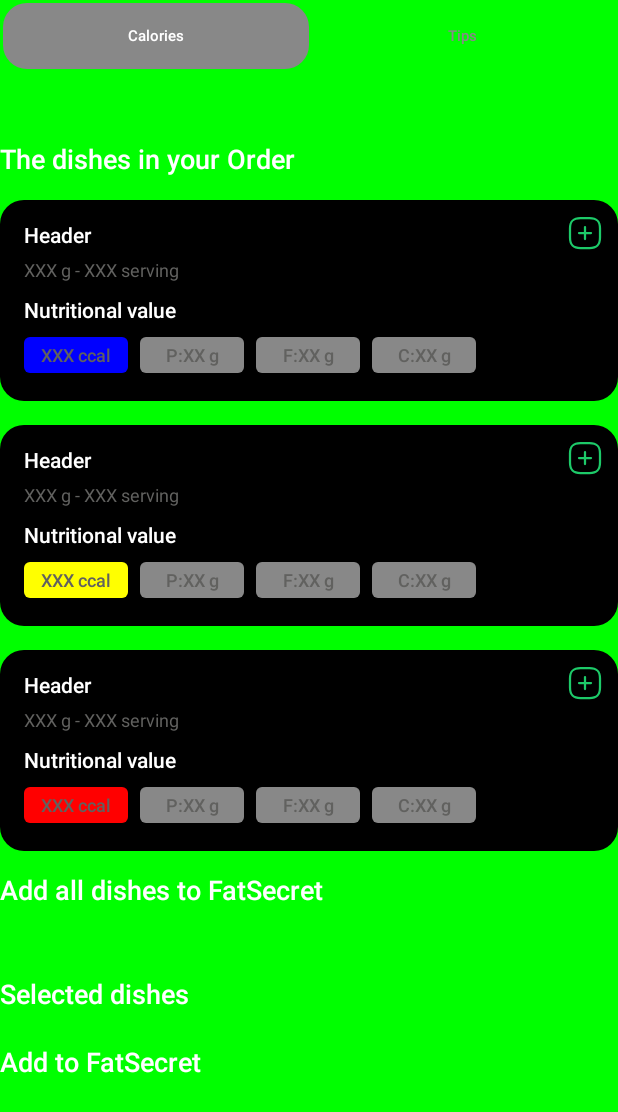
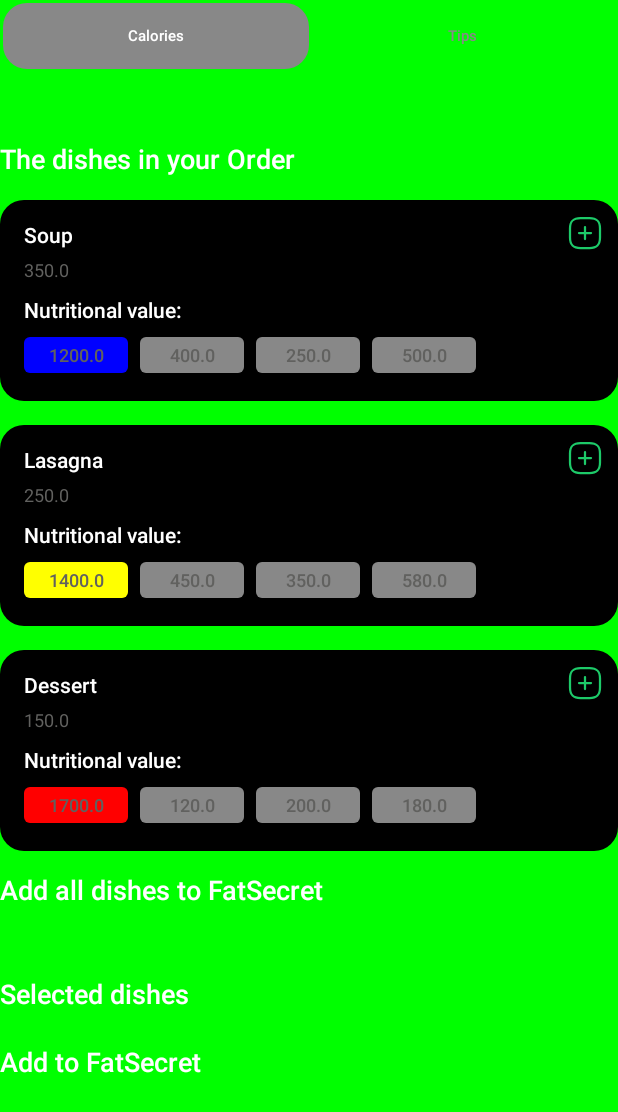
Before and after one commit to Vasya-Korzun/TestFigma, an Android app built with Jetpack Compose: the screen it shows after launch (MainActivity), on a phone screen of 412 x 824 dp. Shown: the top 1112 px of the screen. Run offline under Robolectric (Android 15) with nearby library versions, the phone set to English and light mode, and no system bars.

Commit message:
Second version

```diff
--- a/app/src/main/java/com/example/testfigma1/MainActivity.kt
+++ b/app/src/main/java/com/example/testfigma1/MainActivity.kt
@@ -32,9 +32,12 @@ import androidx.compose.ui.Alignment
 import androidx.compose.ui.Modifier
 import androidx.compose.ui.graphics.Color
 import androidx.compose.ui.graphics.Color.Companion.Black
+import androidx.compose.ui.graphics.Color.Companion.Blue
 import androidx.compose.ui.graphics.Color.Companion.Gray
 import androidx.compose.ui.graphics.Color.Companion.Green
+import androidx.compose.ui.graphics.Color.Companion.Red
 import androidx.compose.ui.graphics.Color.Companion.White
+import androidx.compose.ui.graphics.Color.Companion.Yellow
 import androidx.compose.ui.res.painterResource
 import androidx.compose.ui.text.TextStyle
 import androidx.compose.ui.text.font.FontWeight
@@ -95,8 +98,6 @@ class MainActivity : ComponentActivity() {
 }
 
 
-data class Order(val colorElement: Color)
-
 @Composable
 fun Screen(
     innerPadding: PaddingValues,
@@ -129,7 +130,7 @@ fun Screen(
         }
         itemsIndexed(viewState.fullListDishes) { index, dish ->
             TheDishesInYourOrder(
-                modifierColor = dish.colorElement,
+                order = dish,
                 onClick = { dispatch(MainIntent.Add(index)) }
             )
             Spacer(modifier = Modifier.height(16.dp))
@@ -158,7 +159,7 @@ fun Screen(
         }
         itemsIndexed(viewState.selectedDishes) { index, dish ->
             SelectDishes(
-                modifierColor = dish.colorElement,
+                order = dish,
                 onClick = { dispatch(MainIntent.Remove(index)) }
             )
             Spacer(modifier = Modifier.height(8.dp))
@@ -178,11 +179,8 @@ fun Screen(
 }
 
 
-//@Composable
-//fun SelectElement(viewState: MainState, dispatch: (MainIntent) -> Unit) { //TODO изменить
-
 @Composable
-fun SelectElement(selection: Selection, onClick: (s: Selection) -> Unit) { //TODO изменить
+fun SelectElement(selection: Selection, onClick: (section: Selection) -> Unit) {
 
     Row(
         modifier = Modifier
@@ -199,7 +197,6 @@ fun SelectElement(selection: Selection, onClick: (s: Selection) -> Unit) { //TOD
                 )
                 .weight(0.5f)
                 .fillMaxHeight()
-//                .clickable { dispatch(MainIntent.ChangeSelectSection(Selection.Calories)) },
                 .clickable { onClick(Selection.Calories) },
             contentAlignment = Alignment.Center
         ) {
@@ -215,19 +212,18 @@ fun SelectElement(selection: Selection, onClick: (s: Selection) -> Unit) { //TOD
         Box(
             modifier = Modifier
                 .background(
-                    color = if (selection == Selection.Tip) Gray else Color.Transparent,
+                    color = if (selection == Selection.Tips) Gray else Color.Transparent,
                     shape = RoundedCornerShape(12.dp)
                 )
                 .weight(0.5f)
                 .fillMaxHeight()
-//                .clickable { dispatch(MainIntent.ChangeSelectSection(Selection.Tip)) },
-                .clickable { onClick(Selection.Tip) },
+                .clickable { onClick(Selection.Tips) },
             contentAlignment = Alignment.Center
         ) {
             Text(
                 text = "Tips",
                 style = TextStyle(
-                    color = if (selection == Selection.Tip) White else Gray,
+                    color = if (selection == Selection.Tips) White else Gray,
                     fontSize = 10.sp,
                     fontWeight = FontWeight(600)
                 ),
@@ -240,7 +236,7 @@ fun SelectElement(selection: Selection, onClick: (s: Selection) -> Unit) { //TOD
 
 @Composable
 fun TheDishesInYourOrder(
-    modifierColor: Color,
+    order: Order,
     onClick: () -> Unit
 ) {
 
@@ -259,7 +255,7 @@ fun TheDishesInYourOrder(
             Column {
 
                 Text(
-                    text = "Header", style = TextStyle(
+                    text = order.header, style = TextStyle(
                         color = White,
                         fontSize = 14.sp,
                         fontWeight = FontWeight(600)
@@ -269,7 +265,7 @@ fun TheDishesInYourOrder(
                 Spacer(Modifier.height(8.dp))
 
                 Text(
-                    text = "XXX g - XXX serving", style = TextStyle(
+                    text = order.serving.toString(), style = TextStyle(
                         color = GrayText,
                         fontSize = 12.sp,
                         fontWeight = FontWeight(400)
@@ -282,7 +278,7 @@ fun TheDishesInYourOrder(
             Column(modifier = Modifier.height(50.dp)) {
 
                 Text(
-                    text = "Nutritional value",
+                    text = order.nutritionalValue,
                     style = TextStyle(
                         color = White,
                         fontSize = 14.sp,
@@ -297,7 +293,11 @@ fun TheDishesInYourOrder(
                     Box(
                         modifier = Modifier
                             .background(
-                                color = modifierColor,
+                                color = when {
+                                    order.nutritionalValueItems.kcal < 1300.0 -> Blue
+                                    order.nutritionalValueItems.kcal >= 1300.0 && order.nutritionalValueItems.kcal < 1500.0 -> Yellow
+                                    else -> Red
+                                },
                                 shape = RoundedCornerShape(4.dp)
                             )
                             .height(24.dp)
@@ -306,7 +306,7 @@ fun TheDishesInYourOrder(
 
                     ) {
                         Text(
-                            text = "XXX ccal",
+                            text = order.nutritionalValueItems.kcal.toString(),
                             style = TextStyle(
                                 color = GrayText,
                                 fontSize = 12.sp,
@@ -329,7 +329,7 @@ fun TheDishesInYourOrder(
 
                     ) {
                         Text(
-                            text = "P:XX g",
+                            text = order.nutritionalValueItems.p.toString(),
                             style = TextStyle(
                                 color = GrayText,
                                 fontSize = 12.sp,
@@ -352,7 +352,7 @@ fun TheDishesInYourOrder(
 
                     ) {
                         Text(
-                            text = "F:XX g",
+                            text = order.nutritionalValueItems.f.toString(),
                             style = TextStyle(
                                 color = GrayText,
                                 fontSize = 12.sp,
@@ -374,7 +374,7 @@ fun TheDishesInYourOrder(
                         contentAlignment = Alignment.Center
                     ) {
                         Text(
-                            text = "C:XX g",
+                            text = order.nutritionalValueItems.c.toString(),
                             style = TextStyle(
                                 color = GrayText,
                                 fontSize = 12.sp,
@@ -405,7 +405,7 @@ fun TheDishesInYourOrder(
 
 @Composable
 fun SelectDishes(
-    modifierColor: Color,
+    order: Order,
     onClick: () -> Unit
 ) {
     Box {
@@ -423,7 +423,7 @@ fun SelectDishes(
             Row(
                 modifier = Modifier
                     .height(24.dp)
-                    .width(104.dp)
+                    .width(124.dp)
             ) {
                 Box(
                     modifier = Modifier
@@ -447,7 +447,7 @@ fun SelectDishes(
                     contentAlignment = Alignment.Center
                 ) {
                     Text(
-                        text = "Header", style = TextStyle(
+                        text = order.header, style = TextStyle(
                             color = White,
                             fontSize = 14.sp,
                             fontWeight = FontWeight(600),
@@ -472,7 +472,7 @@ fun SelectDishes(
 
                 ) {
                     Text(
-                        text = "P:XX g",
+                        text = order.nutritionalValueItems.p.toString(),
                         style = TextStyle(
                             color = GrayText,
                             fontSize = 12.sp,
@@ -495,7 +495,7 @@ fun SelectDishes(
 
                 ) {
                     Text(
-                        text = "F:XX g",
+                        text = order.nutritionalValueItems.f.toString(),
                         style = TextStyle(
                             color = GrayText,
                             fontSize = 12.sp,
@@ -517,7 +517,7 @@ fun SelectDishes(
                     contentAlignment = Alignment.Center
                 ) {
                     Text(
-                        text = "C:XX g",
+                        text = order.nutritionalValueItems.c.toString(),
                         style = TextStyle(
                             color = GrayText,
                             fontSize = 12.sp,
@@ -531,7 +531,7 @@ fun SelectDishes(
                 Box(
                     modifier = Modifier
                         .background(
-                            color = modifierColor,
+                            color = order.colorElement,
                             shape = RoundedCornerShape(4.dp)
                         )
                         .height(24.dp)
@@ -540,7 +540,7 @@ fun SelectDishes(
 
                 ) {
                     Text(
-                        text = "XXX ccal",
+                        text = order.nutritionalValueItems.kcal.toString(),
                         style = TextStyle(
                             color = GrayText,
                             fontSize = 12.sp,
@@ -553,7 +553,6 @@ fun SelectDishes(
 
 
         }
-
 
         Image(
             painter = painterResource(R.drawable.icon_remove),
--- a/app/src/main/java/com/example/testfigma1/MainContract.kt
+++ b/app/src/main/java/com/example/testfigma1/MainContract.kt
@@ -2,9 +2,12 @@ package com.example.testfigma1
 
 import androidx.compose.ui.graphics.Color
 import androidx.compose.ui.graphics.Color.Companion.Blue
+import androidx.compose.ui.graphics.Color.Companion.Red
+import androidx.compose.ui.graphics.Color.Companion.Yellow
 import com.example.testfigma1.base.MviIntent
 import com.example.testfigma1.base.MviSingleEvent
 import com.example.testfigma1.base.MviViewState
+
 
 data class MainState(
     var selectedSection: Selection,
@@ -13,12 +16,44 @@ data class MainState(
 ) : MviViewState {
     companion object {
         fun initial() = MainState(
+
             selectedSection = Selection.Calories,
-            fullListDishes = listOf(Order(Blue), Order(Color.Yellow), Order(Color.Red)),
+
+            fullListDishes = listOf(
+                Order(
+                    "Soup",
+                    350.0,
+                    "Nutritional value:",
+                    Blue,
+                    NutritionalValueElement(
+                        1200.0, 400.0, 250.0, 500.0
+                    )
+                ),
+                Order(
+                    "Lasagna",
+                    250.0,
+                    "Nutritional value:",
+                    Yellow,
+                    NutritionalValueElement(
+                        1400.0, 450.0, 350.0, 580.0
+                    )
+                ),
+                Order(
+                    "Dessert",
+                    150.0,
+                    "Nutritional value:",
+                    Red,
+                    NutritionalValueElement(
+                        1700.0, 120.0, 200.0, 180.0
+                    )
+                )
+            ),
+
             selectedDishes = listOf()
         )
     }
 }
+
 
 sealed interface PartialStateChange {
 
@@ -66,5 +101,21 @@ sealed class MainIntent : MviIntent {
 sealed class MainEvent : MviSingleEvent
 
 enum class Selection {
-    Calories, Tip;
+    Calories, Tips;
 }
+
+
+data class NutritionalValueElement(
+    val kcal: Double,
+    val p: Double,
+    val f: Double,
+    val c: Double
+)
+
+data class Order(
+    val header: String,
+    val serving: Double,
+    val nutritionalValue: String,
+    val colorElement: Color,
+    val nutritionalValueItems: NutritionalValueElement
+)
```
